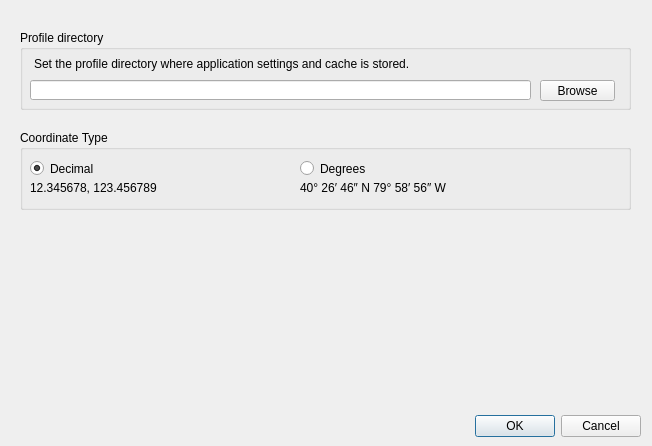
juzzbott/footstep, file src/ui/preferences.ui: the form before one commit.
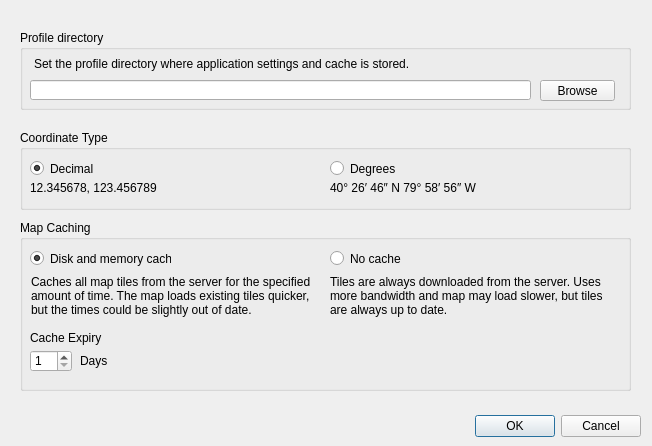
The form after the commit.

Commit message: Finished writing the Json serialiser for the FootstepConfig classes. Wired up the preferences screen to show the configuration values.

```diff
--- a/src/ui/preferences.ui
+++ b/src/ui/preferences.ui
@@ -122,7 +122,7 @@
    <widget class="QRadioButton" name="rdoDegrees">
     <property name="geometry">
      <rect>
-      <x>280</x>
+      <x>310</x>
       <y>30</y>
       <width>82</width>
       <height>17</height>
@@ -151,7 +151,7 @@
    <widget class="QLabel" name="label_3">
     <property name="geometry">
      <rect>
-      <x>280</x>
+      <x>310</x>
       <y>50</y>
       <width>161</width>
       <height>16</height>
@@ -162,6 +162,140 @@
     </property>
    </widget>
   </widget>
+  <widget class="QGroupBox" name="grpMapTileCacheType">
+   <property name="geometry">
+    <rect>
+     <x>20</x>
+     <y>220</y>
+     <width>611</width>
+     <height>171</height>
+    </rect>
+   </property>
+   <property name="title">
+    <string>Map Caching</string>
+   </property>
+   <widget class="QRadioButton" name="_rdoDiskMemoryCache">
+    <property name="geometry">
+     <rect>
+      <x>10</x>
+      <y>30</y>
+      <width>141</width>
+      <height>17</height>
+     </rect>
+    </property>
+    <property name="text">
+     <string>Disk and memory cache</string>
+    </property>
+    <property name="checked">
+     <bool>true</bool>
+    </property>
+   </widget>
+   <widget class="QRadioButton" name="_rdoNoCache">
+    <property name="geometry">
+     <rect>
+      <x>310</x>
+      <y>30</y>
+      <width>82</width>
+      <height>17</height>
+     </rect>
+    </property>
+    <property name="text">
+     <string>No cache</string>
+    </property>
+    <property name="checked">
+     <bool>false</bool>
+    </property>
+   </widget>
+   <widget class="QLabel" name="label_4">
+    <property name="geometry">
+     <rect>
+      <x>10</x>
+      <y>50</y>
+      <width>281</width>
+      <height>51</height>
+     </rect>
+    </property>
+    <property name="text">
+     <string>Caches all map tiles from the server for the specified amount of time. The map loads existing tiles quicker, but the times could be slightly out of date.</string>
+    </property>
+    <property name="scaledContents">
+     <bool>false</bool>
+    </property>
+    <property name="wordWrap">
+     <bool>true</bool>
+    </property>
+    <property name="margin">
+     <number>0</number>
+    </property>
+    <property name="indent">
+     <number>1</number>
+    </property>
+   </widget>
+   <widget class="QLabel" name="label_5">
+    <property name="geometry">
+     <rect>
+      <x>310</x>
+      <y>50</y>
+      <width>281</width>
+      <height>51</height>
+     </rect>
+    </property>
+    <property name="text">
+     <string>Tiles are always downloaded from the server. Uses more bandwidth and map may load slower, but tiles are always up to date.</string>
+    </property>
+    <property name="wordWrap">
+     <bool>true</bool>
+    </property>
+    <property name="indent">
+     <number>0</number>
+    </property>
+   </widget>
+   <widget class="QSpinBox" name="_spnCacheExpiry">
+    <property name="geometry">
+     <rect>
+      <x>10</x>
+      <y>130</y>
+      <width>42</width>
+      <height>22</height>
+     </rect>
+    </property>
+    <property name="minimum">
+     <number>1</number>
+    </property>
+    <property name="maximum">
+     <number>999</number>
+    </property>
+   </widget>
+   <widget class="QLabel" name="label_6">
+    <property name="geometry">
+     <rect>
+      <x>60</x>
+      <y>130</y>
+      <width>47</width>
+      <height>21</height>
+     </rect>
+    </property>
+    <property name="text">
+     <string>Days</string>
+    </property>
+   </widget>
+   <widget class="QLabel" name="label_7">
+    <property name="geometry">
+     <rect>
+      <x>10</x>
+      <y>110</y>
+      <width>101</width>
+      <height>16</height>
+     </rect>
+    </property>
+    <property name="text">
+     <string>Cache Expiry</string>
+    </property>
+    <property name="indent">
+     <number>0</number>
+    </property>
+   </widget>
+  </widget>
  </widget>
  <resources/>
  <connections>
```
Left out of the diff: 8 changed lines with no effect on the pictures. The commit also changes 8 other files.
